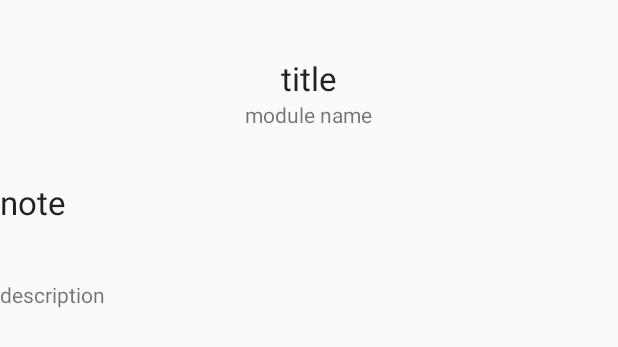
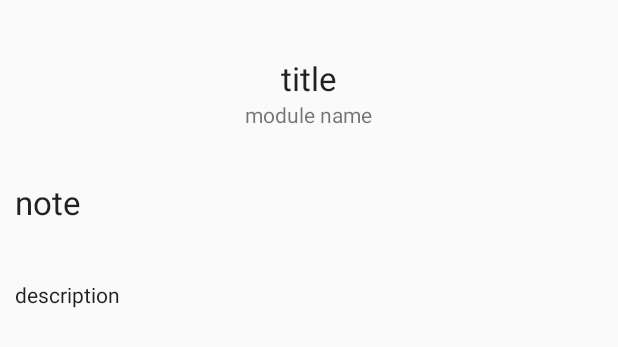
Before and after one commit to dorianamouroux/intra-epitech-client-android, an Android app: the layout activity_project.xml on its own in the app's theme, with its tools: preview values and no code run, on a phone screen of 412 x 824 dp. Shown: the top 347 px of the screen. Run offline under Robolectric (Android 15) with nearby library versions, the phone set to English and light mode, and no system bars.

Commit message:
litte change in design

```diff
--- a/app/src/main/java/android/dorianamouroux/fr/epiandroid/utils/ExpandableListAdapter.java
+++ b/app/src/main/java/android/dorianamouroux/fr/epiandroid/utils/ExpandableListAdapter.java
@@ -9,6 +9,7 @@ import android.app.Activity;
 import android.app.AlertDialog;
 import android.content.Context;
 import android.content.DialogInterface;
+import android.graphics.Color;
 import android.graphics.Typeface;
 import android.util.Log;
 import android.view.LayoutInflater;
@@ -50,6 +51,7 @@ public class ExpandableListAdapter extends BaseExpandableListAdapter {
             convertView = inflater.inflate(R.layout.child_item, null);
         }
 
+        convertView.setBackgroundColor(0xBDBDBD);
         TextView item = (TextView) convertView.findViewById(R.id.laptop);
 
         item.setText(laptop);
--- a/app/src/main/res/layout/activity_project.xml
+++ b/app/src/main/res/layout/activity_project.xml
@@ -21,7 +21,11 @@
         android:layout_alignParentLeft="true"
         android:layout_alignParentStart="true"
         android:layout_marginTop="37dp"
+        android:layout_marginLeft="10dp"
+        android:layout_marginRight="10dp"
         android:layout_alignParentRight="true"
+        android:textAppearance="@android:style/TextAppearance.Material.Body1"
+        android:elevation="5dp"
         android:layout_alignParentEnd="true" />
 
     <TextView
@@ -36,6 +40,8 @@
     <TextView
         android:layout_width="wrap_content"
         android:layout_height="wrap_content"
+        android:layout_marginLeft="10dp"
+        android:layout_marginRight="10dp"
         android:textAppearance="?android:attr/textAppearanceLarge"
         android:text="note"
         android:id="@+id/note"
--- a/app/src/main/res/layout/child_item.xml
+++ b/app/src/main/res/layout/child_item.xml
@@ -8,6 +8,8 @@
     android:layout_height="wrap_content"
     android:layout_alignParentLeft="true"
     android:layout_centerVertical="true"
+    android:minHeight="?android:attr/listPreferredItemHeightSmall"
+    android:gravity="center"
     android:paddingLeft="25dp"
     android:paddingRight="25dp" />
 </RelativeLayout>
--- a/app/src/main/res/layout/group_item.xml
+++ b/app/src/main/res/layout/group_item.xml
@@ -8,6 +8,8 @@
         android:layout_width="wrap_content"
         android:layout_height="wrap_content"
         android:paddingLeft="25dp"
-        android:paddingRight="25dp"/>
+        android:paddingRight="25dp"
+        android:gravity="center"
+        android:minHeight="?android:attr/listPreferredItemHeight"/>
 
 </LinearLayout>
```
Also changed, not shown: app/src/main/res/layout/grade_fragment.xml (+5 -2 lines).
